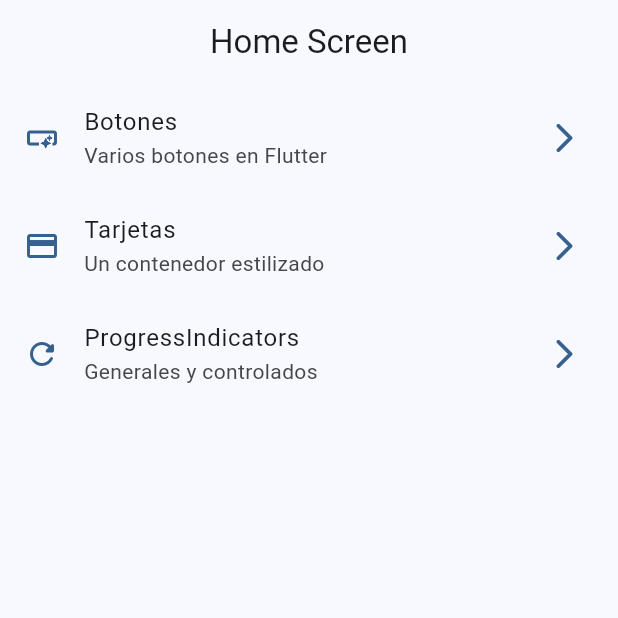
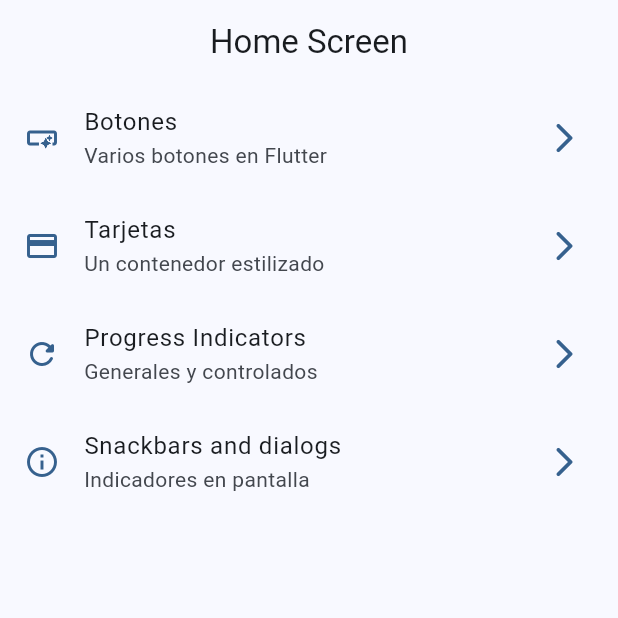
Before and after one commit to martynvalenz/flutter-widgets, a Flutter app: the screen it shows after launch, on a phone screen of 412 x 824 dp, the top half of it. Run offline on Flutter 3.47's test engine with Material 2 defaults, Android fonts, the phone set to English and light mode, and no system bars; our stand-ins replace go_router.

Commit message:
Finish dialogs

```diff
--- a/lib/config/menu/menu_items.dart
+++ b/lib/config/menu/menu_items.dart
@@ -28,9 +28,15 @@ const appMenuItems = <MenuItem>[
     icon: Icons.credit_card
   ),
   MenuItem(
-    title: 'ProgressIndicators',
+    title: 'Progress Indicators',
     subTitle: 'Generales y controlados',
     link: '/progress',
     icon: Icons.refresh_rounded
   ),
+  MenuItem(
+    title: 'Snackbars and dialogs',
+    subTitle: 'Indicadores en pantalla',
+    link: '/snackbars',
+    icon: Icons.info_outline
+  ),
 ];
--- a/lib/config/router/app_router.dart
+++ b/lib/config/router/app_router.dart
@@ -1,3 +1,4 @@
+import 'package:flutter/material.dart';
 import 'package:go_router/go_router.dart';
 import '../../presentation/screens/screens.dart';
 
@@ -25,5 +26,10 @@ final appRouter = GoRouter(
       name: ProgressScreen.name,
       builder: (context, state) => const ProgressScreen(),
     ),
+    GoRoute(
+      path: '/snackbars',
+      name: SnacbarScreen.name,
+      builder: (context, state) => const SnacbarScreen(),
+    ),
   ],
 );
--- a/lib/main.dart
+++ b/lib/main.dart
@@ -12,6 +12,7 @@ class MainApp extends StatelessWidget {
   @override
   Widget build(BuildContext context) {
     return MaterialApp.router(
+      title:'Flutter Widgets',
       routerConfig:appRouter,
       debugShowCheckedModeBanner: false,
       theme:AppTheme(selectedColor:2).getTheme(),
--- a/lib/presentation/screens/progress/progress_screen.dart
+++ b/lib/presentation/screens/progress/progress_screen.dart
@@ -10,7 +10,7 @@ class ProgressScreen extends StatelessWidget {
       appBar: AppBar(
         title: const Text('Progress Indicators'),
       ),
-      body: _ProgressView(),
+      body: const _ProgressView(),
     );
   }
 }
@@ -34,7 +34,7 @@ class _ProgressView extends StatelessWidget {
           const SizedBox(height: 20),
           const Text('Circular y linear controlado'),
           const SizedBox(height: 10),
-          _ControlledProgressIndicator(),
+          const _ControlledProgressIndicator(),
 
         ],
       ),
```
Also changed, not shown: lib/presentation/screens/snackbar/snackbar_screen.dart (+72 -1 lines).
